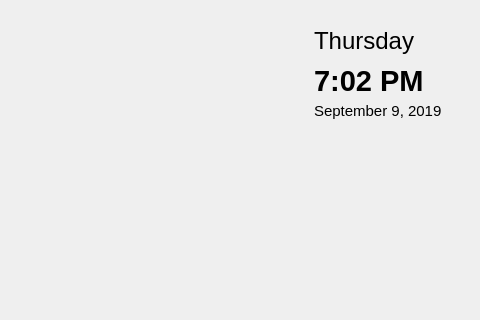
Old version of the form user_interface/main.ui in the repository laureanray/traffic-violation-detection-system-final; both pictures show x 886 to 1366 and y 0 to 320 of the 1366 by 768 pixel window.
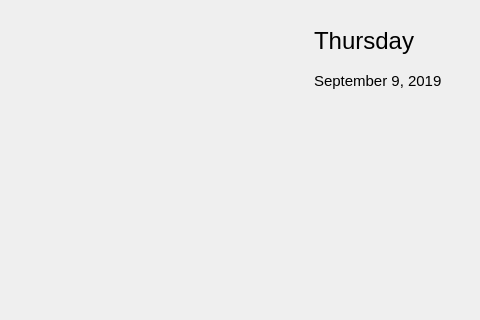
New version of the form.

```diff
--- a/user_interface/main.ui
+++ b/user_interface/main.ui
@@ -213,31 +213,11 @@
     <string>Thursday</string>
    </property>
   </widget>
-  <widget class="QLabel" name="time">
-   <property name="geometry">
-    <rect>
-     <x>1200</x>
-     <y>60</y>
-     <width>181</width>
-     <height>41</height>
-    </rect>
-   </property>
-   <property name="font">
-    <font>
-     <pointsize>22</pointsize>
-     <weight>75</weight>
-     <bold>true</bold>
-    </font>
-   </property>
-   <property name="text">
-    <string>7:02 PM</string>
-   </property>
-  </widget>
   <widget class="QLabel" name="date">
    <property name="geometry">
     <rect>
      <x>1200</x>
-     <y>90</y>
+     <y>60</y>
      <width>181</width>
      <height>41</height>
     </rect>
```
